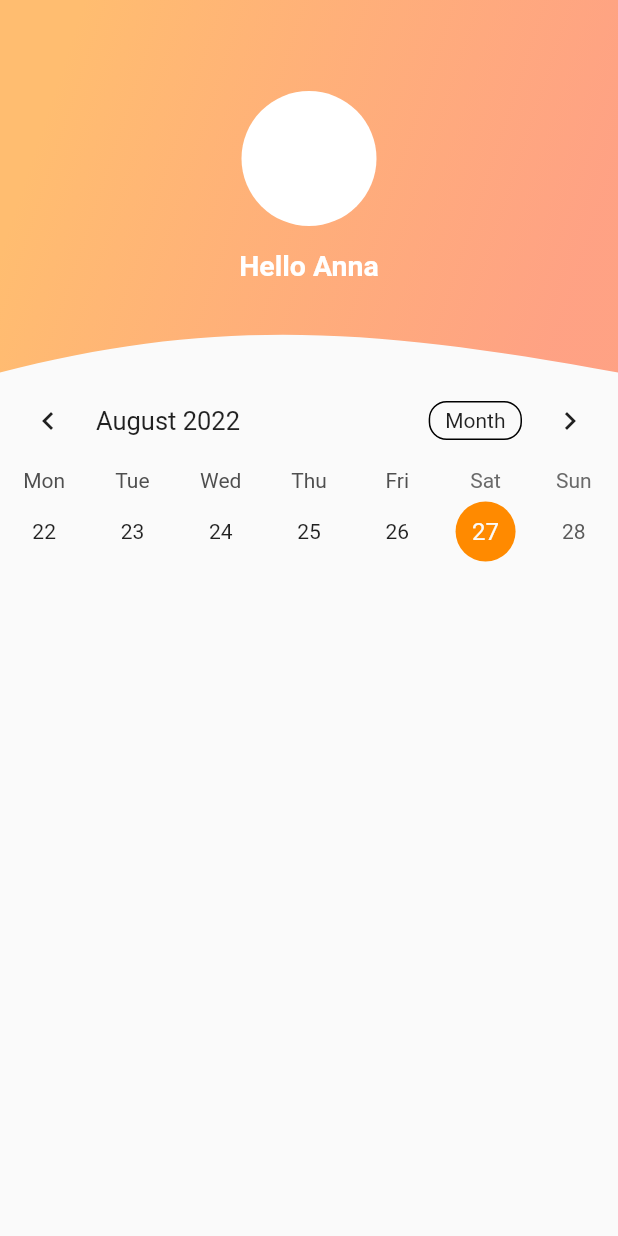
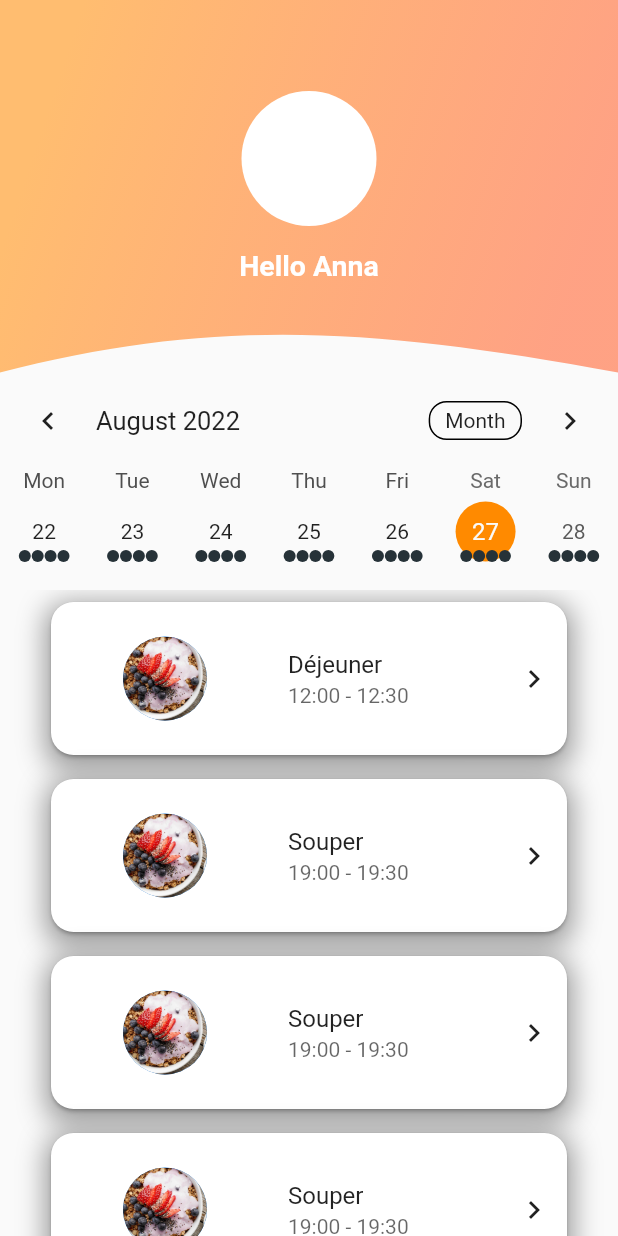
Before and after one commit to les-crepes/CAREOT_APP, a Flutter app: the screen it shows after launch, on a phone screen of 412 x 824 dp. Run offline on Flutter 3.47's test engine with Material 2 defaults, Android fonts, the phone set to English and light mode, and no system bars; drawn by our look-alikes of table_calendar; our stand-ins replace auto_route, cloud_firestore, firebase_auth, firebase_core, flutter_chat_types, flutter_chat_ui; accounts and stored records are empty.

Commit message:
Add padding + fix in PicCard

```diff
--- a/lib/screens/home.dart
+++ b/lib/screens/home.dart
@@ -1,9 +1,11 @@
 import 'package:flutter/material.dart';
+import 'package:pdg_app/model/meal.dart';
 import 'package:pdg_app/widgets/home/top_shape.dart';
 import 'package:table_calendar/table_calendar.dart';
 import 'package:pdg_app/widgets/cards/arrow_pic_card.dart';
 
 import '../widgets/home/home_top_bar.dart';
+import 'package:intl/intl.dart';
 
 class HomeScreen extends StatelessWidget {
   const HomeScreen({Key? key}) : super(key: key);
@@ -27,9 +29,40 @@ class Home extends StatefulWidget {
 }
 
 class _HomeState extends State<Home> {
+  late final ValueNotifier<List<Meal>> _selectedEvents;
   DateTime _selectedDay = DateTime.now();
   DateTime _focusedDay = DateTime.now();
   CalendarFormat _calendarFormat = CalendarFormat.week;
+
+  @override
+  void initState() {
+    // TODO: implement initState
+    super.initState();
+
+    _selectedDay = _focusedDay;
+    _selectedEvents = ValueNotifier(_getEventsForDay(_selectedDay));
+  }
+
+  List<Meal> _getEventsForDay(DateTime day) {
+    return [
+      Meal(
+          startTime: DateTime(2022, 8, 26, 12),
+          endTime: DateTime(2022, 8, 26, 12, 30),
+          comment: "Déjeuner"),
+      Meal(
+          startTime: DateTime(2022, 8, 26, 19),
+          endTime: DateTime(2022, 8, 26, 19, 30),
+          comment: "Souper"),
+      Meal(
+          startTime: DateTime(2022, 8, 26, 19),
+          endTime: DateTime(2022, 8, 26, 19, 30),
+          comment: "Souper"),
+      Meal(
+          startTime: DateTime(2022, 8, 26, 19),
+          endTime: DateTime(2022, 8, 26, 19, 30),
+          comment: "Souper")
+    ];
+  }
 
   @override
   Widget build(BuildContext context) {
@@ -44,6 +77,8 @@ class _HomeState extends State<Home> {
           height), //You can Replace [WIDTH] with your desired width for Custom Paint and height will be calculated automatically
       painter: HomeTopShape(),
     );
+
+    final DateFormat hourFormatter = DateFormat('HH:mm');
 
     return Column(
       children: [
@@ -71,7 +106,7 @@ class _HomeState extends State<Home> {
               _focusedDay = focusedDay;
             },
             eventLoader: (day) {
-              return [];
+              return _getEventsForDay(day);
             },
             startingDayOfWeek: StartingDayOfWeek.monday,
             calendarStyle: CalendarStyle(
@@ -83,6 +118,32 @@ class _HomeState extends State<Home> {
                 selectedDecoration: BoxDecoration(
                     color: Theme.of(context).colorScheme.primary,
                     shape: BoxShape.circle))),
+        const SizedBox(height: 13),
+        Expanded(
+          child: ValueListenableBuilder<List<Meal>>(
+            valueListenable: _selectedEvents,
+            builder: (context, value, _) {
+              return ListView.builder(
+                itemCount: value.length,
+                itemBuilder: (context, index) {
+                  return Container(
+                    margin: const EdgeInsets.symmetric(
+                      horizontal: 30.0,
+                      vertical: 4.0,
+                    ),
+                    child: ArrowPicCard(
+                      title: Text(value[index].comment!),
+                      subtitle: Text(
+                        "${hourFormatter.format(value[index].startTime!)} - ${hourFormatter.format(value[index].endTime!)}",
+                        style: TextStyle(color: Colors.black.withOpacity(0.6)),
+                      ),
+                    ),
+                  );
+                },
+              );
+            },
+          ),
+        )
       ],
     );
   }
--- a/lib/widgets/cards/arrow_pic_card.dart
+++ b/lib/widgets/cards/arrow_pic_card.dart
@@ -3,8 +3,8 @@ import 'package:pdg_app/widgets/cards/pic_card.dart';
 
 class ArrowPicCard extends StatelessWidget {
   final String imagePath;
-  final String title;
-  final String? subtitle;
+  final Widget title;
+  final Widget? subtitle;
 
   const ArrowPicCard({
     required this.title,
--- a/lib/widgets/cards/main_card.dart
+++ b/lib/widgets/cards/main_card.dart
@@ -15,8 +15,9 @@ class MainCard extends StatelessWidget {
         boxShadow: const [
           BoxShadow(
             color: Colors.black38,
-            blurRadius: 25,
+            blurRadius: 15,
             offset: Offset(0, 5),
+            spreadRadius: 0,
           )
         ],
         borderRadius: BorderRadius.circular(15.0),
--- a/lib/widgets/cards/pic_card.dart
+++ b/lib/widgets/cards/pic_card.dart
@@ -3,8 +3,8 @@ import 'package:pdg_app/widgets/cards/main_card.dart';
 
 class PicCard extends StatelessWidget {
   final String imagePath;
-  final String title;
-  final String? subtitle;
+  final Widget title;
+  final Widget? subtitle;
   final Icon? icon;
 
   const PicCard({
@@ -24,17 +24,13 @@ class PicCard extends StatelessWidget {
         children: [
           Expanded(
             child: ListTile(
+              contentPadding: const EdgeInsets.only(left: 0),
               leading: const CircleAvatar(
                 backgroundImage: AssetImage('assets/images/breakfast.jpg'),
                 radius: 66,
               ),
-              title: Text(title),
-              subtitle: subtitle != null
-                  ? Text(
-                      subtitle!,
-                      style: TextStyle(color: Colors.black.withOpacity(0.6)),
-                    )
-                  : const SizedBox(),
+              title: title,
+              subtitle: subtitle != null ? subtitle! : const SizedBox(),
             ),
           ),
           Container(
```
